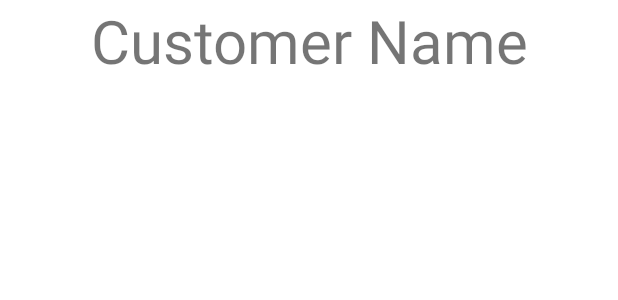
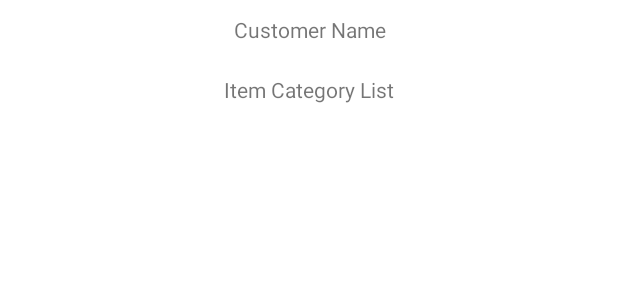
Before and after one commit to firojali78/BCPLAndroidAPP, an Android app: the layout activity_catagory.xml on its own in the app's theme, with its tools: preview values and no code run, on a phone screen of 412 x 824 dp. Shown: the top 300 px of the screen. Run offline under Robolectric (Android 15) with nearby library versions, the phone set to English and light mode, and no system bars; network calls fail.

Commit message:
updated UI with check of quantity

```diff
--- a/app/src/main/res/layout/activity_catagory.xml
+++ b/app/src/main/res/layout/activity_catagory.xml
@@ -6,13 +6,28 @@
     android:layout_height="match_parent"
     android:orientation="vertical"
     tools:context=".Catagory">
+    <LinearLayout
+        android:layout_width="match_parent"
+        android:layout_height="80dp"
+        android:orientation="vertical">
+
     <TextView
         android:layout_width="match_parent"
-        android:layout_height="wrap_content"
-        android:textSize="40sp"
+        android:layout_height="0dp"
+        android:layout_weight="1"
         android:gravity="center"
         android:text="Customer Name"
         android:id="@+id/tv_catagory_customer"/>
+
+        <TextView
+            android:layout_width="match_parent"
+            android:layout_height="0dp"
+            android:layout_weight="1"
+            android:gravity="center"
+            android:text="Item Category List"
+            />
+    </LinearLayout>
+
     <ListView
         android:layout_width="match_parent"
         android:layout_height="wrap_content"
--- a/app/src/main/res/layout/activity_item_view_detail.xml
+++ b/app/src/main/res/layout/activity_item_view_detail.xml
@@ -18,7 +18,7 @@
         <TextView
             android:layout_width="match_parent"
             android:layout_height="match_parent"
-            android:text="Mobile"
+            android:text="item_name"
             android:id="@+id/p_name"
             android:gravity="center"/>
     </LinearLayout>
```
Also changed, not shown: app/src/main/java/com/example/test/Catagory.java (+22 -11 lines), app/src/main/java/com/example/test/ItemViewDetail.java (+5 -3 lines).
